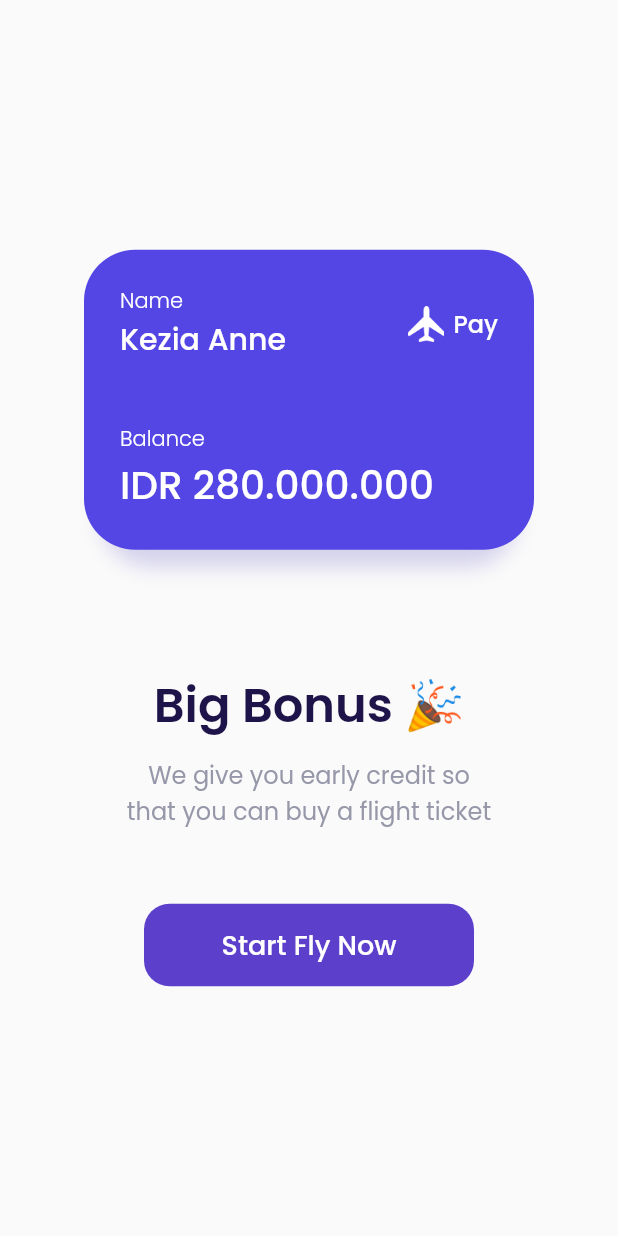
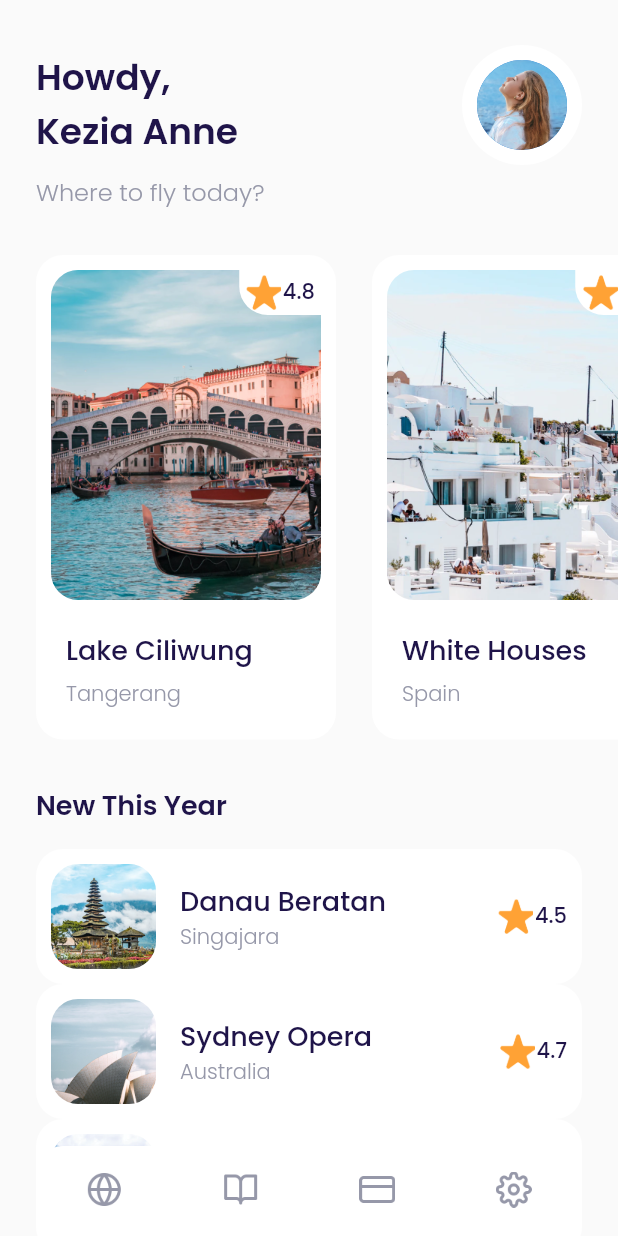
Before and after one commit to amrizal94/kelas_bwa, a Flutter app: the BonusSaldo screen opened directly, after a tap on "Start Fly Now", on a phone screen of 412 x 824 dp. Run offline on Flutter 3.47's test engine with Material 2 defaults, Android fonts, the phone set to English and light mode, and no system bars; our stand-ins replace animated_splash_screen, google_fonts, page_transition.

Commit message:
airplane: page home

```diff
--- a/airplane/lib/pages/bonus_saldo.dart
+++ b/airplane/lib/pages/bonus_saldo.dart
@@ -1,3 +1,4 @@
+import 'package:airplane/pages/home.dart';
 import 'package:airplane/theme.dart';
 import 'package:flutter/material.dart';
 
@@ -115,7 +116,14 @@ class BonusSaldo extends StatelessWidget {
                     width: 220,
                     height: 55,
                     child: TextButton(
-                      onPressed: () {},
+                      onPressed: () {
+                        Navigator.push(
+                          context,
+                          MaterialPageRoute(
+                            builder: (context) => const Home(),
+                          ),
+                        );
+                      },
                       child: Text(
                         'Start Fly Now',
                         style: whiteTextColor.copyWith(
--- /dev/null
+++ b/airplane/lib/pages/home.dart
@@ -0,0 +1,339 @@
+import 'package:airplane/theme.dart';
+import 'package:flutter/material.dart';
+
+class Home extends StatefulWidget {
+  const Home({Key? key}) : super(key: key);
+
+  @override
+  State<Home> createState() => _HomeState();
+}
+
+class _HomeState extends State<Home> {
+  int selectedIndex = -1;
+
+  @override
+  Widget build(BuildContext context) {
+    Widget header() {
+      return Padding(
+        padding: const EdgeInsets.symmetric(horizontal: 24),
+        child: Column(
+          crossAxisAlignment: CrossAxisAlignment.start,
+          children: [
+            Row(
+              mainAxisAlignment: MainAxisAlignment.spaceBetween,
+              children: [
+                Text(
+                  'Howdy,\nKezia Anne',
+                  style: blackTextColor.copyWith(
+                    fontWeight: FontWeight.w600,
+                    fontSize: 24,
+                  ),
+                ),
+                const CircleAvatar(
+                  backgroundColor: Colors.white,
+                  radius: 40,
+                  child: CircleAvatar(
+                    backgroundImage: AssetImage('assets/image_profile.png'),
+                    radius: 30,
+                  ),
+                ),
+              ],
+            ),
+            const SizedBox(
+              height: 6,
+            ),
+            Text(
+              'Where to fly today?',
+              style: greyTextColor.copyWith(
+                fontSize: 16,
+                fontWeight: FontWeight.w300,
+              ),
+            ),
+          ],
+        ),
+      );
+    }
+
+    Widget listCard(
+      String? imageUrl,
+      double? rate,
+      String? name,
+      String? city,
+    ) {
+      return Padding(
+        padding: const EdgeInsets.only(
+          right: 24,
+        ),
+        child: Container(
+          width: 200,
+          height: MediaQuery.of(context).size.height,
+          padding: const EdgeInsets.only(left: 10, right: 10, top: 10),
+          decoration: BoxDecoration(
+            color: Colors.white,
+            borderRadius: BorderRadius.circular(18),
+          ),
+          child: Column(
+            crossAxisAlignment: CrossAxisAlignment.start,
+            children: [
+              Stack(
+                children: [
+                  ClipRRect(
+                    borderRadius: BorderRadius.circular(18),
+                    child: Image.asset(
+                      imageUrl ?? 'assets/city1.png',
+                      height: 220,
+                    ),
+                  ),
+                  Align(
+                    alignment: Alignment.topRight,
+                    child: Container(
+                      width: 54.5,
+                      height: 30,
+                      decoration: const BoxDecoration(
+                        color: Colors.white,
+                        borderRadius: BorderRadius.only(
+                          bottomLeft: Radius.circular(19),
+                        ),
+                      ),
+                      child: Row(
+                        mainAxisAlignment: MainAxisAlignment.center,
+                        children: [
+                          Image.asset(
+                            'assets/icon_star.png',
+                            width: 24,
+                          ),
+                          const SizedBox(
+                            width: 1,
+                          ),
+                          Text(
+                            '$rate',
+                            style: blackTextColor.copyWith(
+                              fontWeight: FontWeight.w500,
+                            ),
+                          )
+                        ],
+                      ),
+                    ),
+                  ),
+                ],
+              ),
+              const SizedBox(
+                height: 20,
+              ),
+              Padding(
+                padding: const EdgeInsets.symmetric(horizontal: 10),
+                child: Text(
+                  name ?? 'Lake Ciliwung',
+                  style: blackTextColor.copyWith(
+                    fontSize: 18,
+                    fontWeight: FontWeight.w500,
+                  ),
+                ),
+              ),
+              const SizedBox(
+                height: 5,
+              ),
+              Padding(
+                padding: const EdgeInsets.symmetric(horizontal: 10),
+                child: Text(
+                  city ?? 'Tangerang',
+                  style: greyTextColor.copyWith(
+                    fontWeight: FontWeight.w300,
+                  ),
+                ),
+              )
+            ],
+          ),
+        ),
+      );
+    }
+
+    Widget newCity(
+      String? imageUrl,
+      double? rate,
+      String? name,
+      String? city,
+    ) {
+      return Container(
+        padding: const EdgeInsets.all(10),
+        width: MediaQuery.of(context).size.width - 24 * 2,
+        height: 90,
+        decoration: BoxDecoration(
+          color: Colors.white,
+          borderRadius: BorderRadius.circular(18),
+        ),
+        child: Column(
+          mainAxisAlignment: MainAxisAlignment.center,
+          children: [
+            Row(
+              children: [
+                ClipRRect(
+                  borderRadius: BorderRadius.circular(18),
+                  child: Image.asset(
+                    imageUrl ?? 'assets/new_city1.png',
+                    width: 70,
+                  ),
+                ),
+                const SizedBox(
+                  width: 16,
+                ),
+                Column(
+                  crossAxisAlignment: CrossAxisAlignment.start,
+                  children: [
+                    Text(
+                      name ?? 'Danau Beratan',
+                      style: blackTextColor.copyWith(
+                        fontWeight: FontWeight.w500,
+                        fontSize: 18,
+                      ),
+                    ),
+                    Text(
+                      city ?? 'Singajara',
+                      style: greyTextColor.copyWith(
+                        fontWeight: FontWeight.w300,
+                      ),
+                    )
+                  ],
+                ),
+                const Spacer(),
+                Row(
+                  children: [
+                    Image.asset(
+                      'assets/icon_star.png',
+                      width: 24,
+                    ),
+                    const SizedBox(
+                      width: 1,
+                    ),
+                    Text(
+                      '$rate',
+                      style: blackTextColor.copyWith(
+                        fontWeight: FontWeight.w500,
+                      ),
+                    )
+                  ],
+                ),
+              ],
+            ),
+          ],
+        ),
+      );
+    }
+
+    Widget bottomNavbarItem(
+      int? index,
+      String? imageUrl,
+    ) {
+      return Column(
+        children: [
+          const Spacer(),
+          InkWell(
+            onTap: () {
+              setState(() {
+                selectedIndex = index ?? -1;
+              });
+            },
+            child: Image.asset(
+              imageUrl ?? 'assets/fi_globe.png',
+              width: 24,
+              color: selectedIndex == index ? navyColor : greyColor,
+            ),
+          ),
+          const Spacer(),
+          selectedIndex == index
+              ? Container(
+                  width: 30,
+                  height: 2,
+                  decoration: BoxDecoration(
+                      color: navyColor,
+                      borderRadius: BorderRadius.circular(18)),
+                )
+              : Container(
+                  width: 30,
+                  height: 2,
+                ),
+        ],
+      );
+    }
+
+    return Scaffold(
+      backgroundColor: const Color(0xffFAFAFA),
+      body: ListView(
+        children: [
+          const SizedBox(
+            height: 30,
+          ),
+          header(),
+          const SizedBox(
+            height: 30,
+          ),
+          SizedBox(
+            height: 323,
+            child: ListView(
+              scrollDirection: Axis.horizontal,
+              children: [
+                const SizedBox(
+                  width: 24,
+                ),
+                listCard('assets/city1.png', 4.8, 'Lake Ciliwung', 'Tangerang'),
+                listCard('assets/city2.png', 4.7, 'White Houses', 'Spain'),
+                listCard('assets/city3.png', 4.8, 'Hill Heyo', 'Monaco'),
+                listCard('assets/city4.png', 5.0, 'Menarra', 'Japan'),
+                listCard('assets/city5.png', 4.8, 'Payung Teduh', 'Singapore'),
+              ],
+            ),
+          ),
+          const SizedBox(
+            height: 30,
+          ),
+          Padding(
+            padding: const EdgeInsets.symmetric(
+              horizontal: 24,
+            ),
+            child: Column(
+              crossAxisAlignment: CrossAxisAlignment.start,
+              children: [
+                Text(
+                  'New This Year',
+                  style: blackTextColor.copyWith(
+                    fontWeight: FontWeight.w600,
+                    fontSize: 18,
+                  ),
+                ),
+                const SizedBox(
+                  height: 16,
+                ),
+                newCity(
+                    'assets/new_city1.png', 4.5, 'Danau Beratan', 'Singajara'),
+                newCity(
+                    'assets/new_city2.png', 4.7, 'Sydney Opera', 'Australia'),
+                newCity('assets/new_city3.png', 4.8, 'Roma', 'Italy'),
+                newCity(
+                    'assets/new_city4.png', 4.5, 'Payung Teduh', 'Singapore'),
+                newCity('assets/new_city5.png', 4.7, 'Hill Hey', 'Monaco'),
+              ],
+            ),
+          ),
+        ],
+      ),
+      floatingActionButton: Container(
+        width: MediaQuery.of(context).size.width - 2 * 24,
+        height: 60,
+        decoration: BoxDecoration(
+          color: Colors.white,
+          borderRadius: BorderRadius.circular(18),
+        ),
+        child: Row(
+          mainAxisAlignment: MainAxisAlignment.spaceAround,
+          children: [
+            bottomNavbarItem(0, 'assets/fi_globe.png'),
+            bottomNavbarItem(1, 'assets/fi_book-open.png'),
+            bottomNavbarItem(2, 'assets/fi_credit-card.png'),
+            bottomNavbarItem(3, 'assets/fi_settings.png'),
+          ],
+        ),
+      ),
+      floatingActionButtonLocation: FloatingActionButtonLocation.centerDocked,
+    );
+  }
+}
--- a/airplane/lib/pages/sign_up.dart
+++ b/airplane/lib/pages/sign_up.dart
@@ -86,7 +86,7 @@ class SignUp extends StatelessWidget {
                           Navigator.push(
                             context,
                             MaterialPageRoute(
-                              builder: (context) => BonusSaldo(),
+                              builder: (context) => const BonusSaldo(),
                             ),
                           );
                         },
```
Also changed, not shown: airplane/assets/fi_book-open.png (added), airplane/assets/fi_credit-card.png (added), airplane/assets/fi_globe.png (added), airplane/assets/fi_settings.png (added), airplane/assets/icon_star.png (added), 3 other files.
